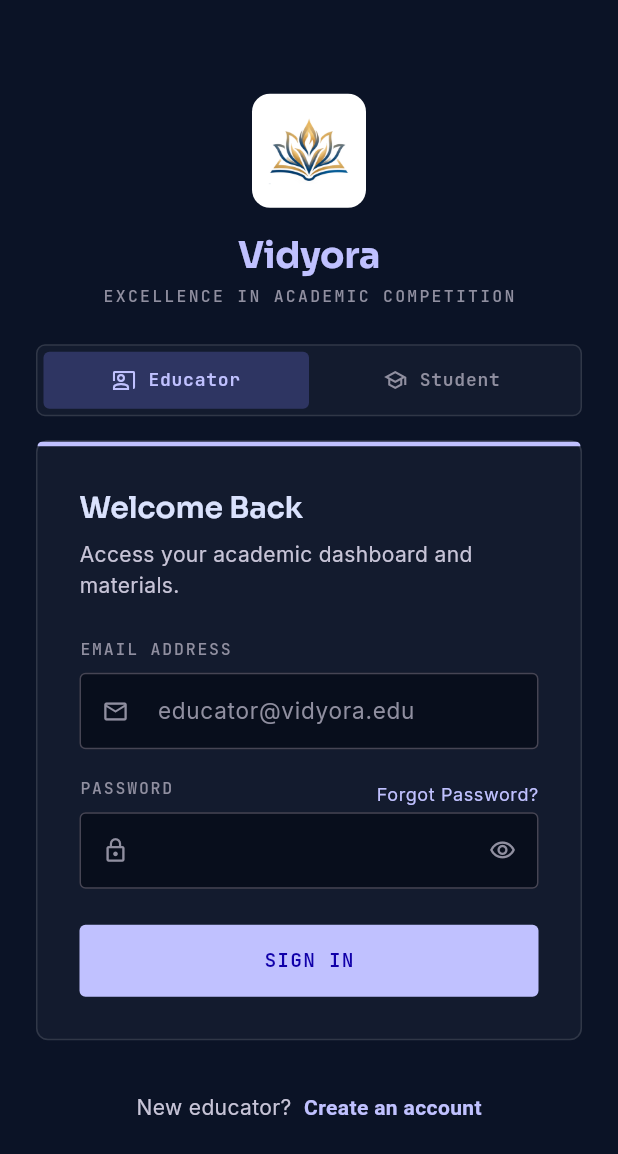
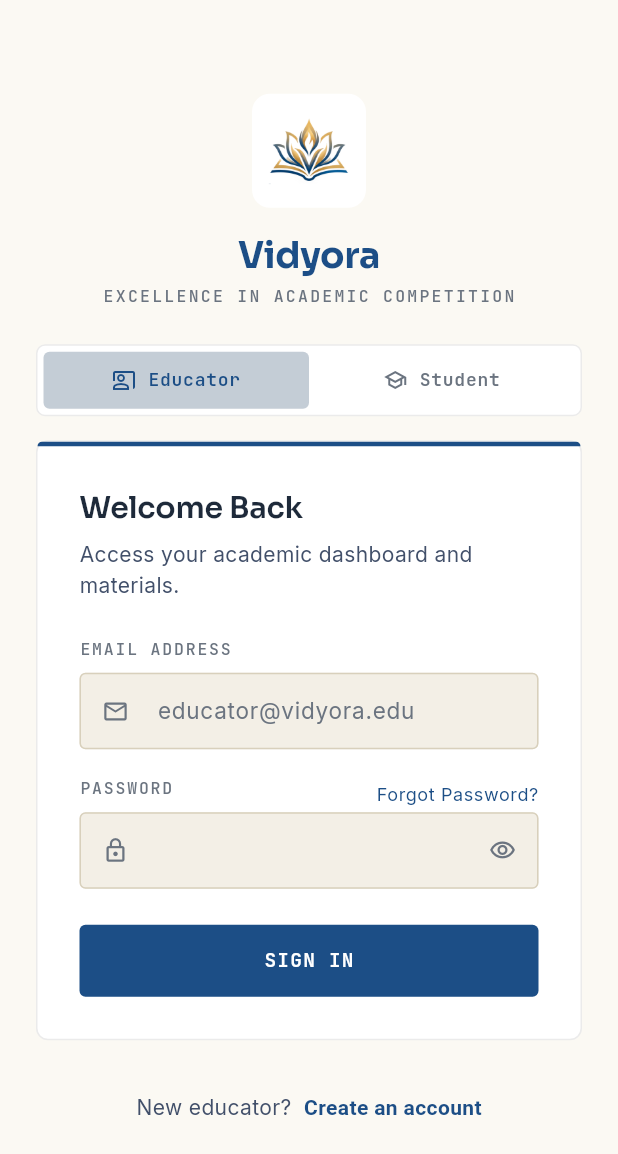
Before and after one commit to BharathMallesh/OlympiadPro, a Flutter app: the screen it shows after launch, on a phone screen of 412 x 824 dp. Shown: the top 1154 px of the screen. Run offline on Flutter 3.47's test engine with Material 3 defaults, Android fonts, the phone set to English and light mode, and no system bars; our stand-ins replace connectivity_plus, file_picker, flutter_secure_storage, go_router, google_fonts, image_picker and 1 more; missing offline and left inert: flutter_math_fork.

Commit message:
Mobile: re-theme to navy/cream/gold brand (light theme)
- Flip AppColors + ThemeData to light: cream content, white cards, dark navy
  ink, navy primary, gold accent, light borders
- Teacher shell sidebar/drawer -> navy with white logo lockup, white nav text,
  gold-highlighted active item, translucent profile chip
- Fix a hardcoded black graph-placeholder in the AI review screen

Verified on emulator: login, dashboard, and navy sidebar match the brand mockup.

Co-Authored-By: Claude Opus 4.8 <noreply@anthropic.com>

```diff
--- a/lib/app/theme.dart
+++ b/lib/app/theme.dart
@@ -4,45 +4,49 @@ import 'package:google_fonts/google_fonts.dart';
 /// Central design tokens derived from the Vidyora / MathKraft
 /// "Academic Dark" design system.
 class AppColors {
-  // Surfaces (Deep Space tonal layers)
-  static const background = Color(0xFF0B1326);
-  static const scaffold = Color(0xFF080E1C);
-  static const surface = Color(0xFF131B2E);
-  static const surfaceContainer = Color(0xFF171F33);
-  static const surfaceHigh = Color(0xFF222A3D);
-  static const surfaceHighest = Color(0xFF2D3449);
-  static const surfaceVariant = Color(0xFF2D3449);
+  // Vidyora brand: navy + gold on a cream/light surface.
+  static const navy = Color(0xFF14365A); // sidebar / deep brand
+  static const gold = Color(0xFFC9A24B); // brand accent
 
-  // Content
-  static const onSurface = Color(0xFFDAE2FD);
-  static const onSurfaceVariant = Color(0xFFC7C4D7);
-  static const muted = Color(0xFF908FA0);
+  // Surfaces (light, warm)
+  static const background = Color(0xFFFBF9F3); // app bars / elevated
+  static const scaffold = Color(0xFFF3EFE6); // page / content background
+  static const surface = Color(0xFFFFFFFF); // cards
+  static const surfaceContainer = Color(0xFFFAF6EC);
+  static const surfaceHigh = Color(0xFFF0EBDD);
+  static const surfaceHighest = Color(0xFFE8E2D2);
+  static const surfaceVariant = Color(0xFFEFEADD);
+
+  // Content (dark navy ink on light)
+  static const onSurface = Color(0xFF1E2A3A);
+  static const onSurfaceVariant = Color(0xFF42506A);
+  static const muted = Color(0xFF6B7480);
 
   // Brand accents
-  static const primary = Color(0xFFC0C1FF); // Indigo (light, on dark)
-  static const primaryStrong = Color(0xFF8083FF);
-  static const onPrimary = Color(0xFF1000A9);
-  static const primaryContainer = Color(0xFF1A237E);
+  static const primary = Color(0xFF1C4E86); // navy-blue (links/buttons/icons)
+  static const primaryStrong = Color(0xFF14365A);
+  static const onPrimary = Color(0xFFFFFFFF);
+  static const primaryContainer = Color(0xFFDCE6F4);
 
-  static const secondary = Color(0xFFFFB691); // Amber (actions/timers)
-  static const onSecondary = Color(0xFF552000);
-  static const secondaryStrong = Color(0xFFFF8A4C);
+  static const secondary = Color(0xFFB5851F); // gold (actions/timers)
+  static const onSecondary = Color(0xFFFFFFFF);
+  static const secondaryStrong = Color(0xFF9A6F12);
 
-  // Accent is amber (Indigo + Amber brand). The `teal` names are kept as
-  // aliases so existing usages flip to amber without touching 60 call sites.
-  static const teal = Color(0xFFFFB691);
-  static const tealStrong = Color(0xFFFF8A4C);
+  // Accent is gold. `teal` names kept as aliases so existing usages flip to
+  // gold without touching ~60 call sites.
+  static const teal = Color(0xFFB5851F);
+  static const tealStrong = Color(0xFF9A6F12);
 
-  static const success = Color(0xFF4EDEA3);
-  static const onSuccess = Color(0xFF003824);
+  static const success = Color(0xFF15924B);
+  static const onSuccess = Color(0xFFFFFFFF);
 
-  static const warning = Color(0xFFFFC107);
-  static const error = Color(0xFFFFB4AB);
-  static const errorStrong = Color(0xFFE11D48);
+  static const warning = Color(0xFFC77C0A);
+  static const error = Color(0xFFDC2626);
+  static const errorStrong = Color(0xFFB91C1C);
 
   // Lines
-  static const outline = Color(0x1FFFFFFF); // 12% white "ghost border"
-  static const outlineStrong = Color(0xFF464554);
+  static const outline = Color(0x14000000); // 8% black "ghost border"
+  static const outlineStrong = Color(0xFFD8D0BC);
 }
 
 class AppRadius {
@@ -63,7 +67,7 @@ class AppSpacing {
 
 class AppTheme {
   static ThemeData get dark {
-    final base = ThemeData.dark(useMaterial3: true);
+    final base = ThemeData.light(useMaterial3: true);
 
     // Geist isn't on Google Fonts; Sora is a close geometric STEM stand-in.
     TextStyle head(double size, FontWeight w, {double? lh, double ls = -0.2}) =>
@@ -94,20 +98,24 @@ class AppTheme {
 
     return base.copyWith(
       scaffoldBackgroundColor: AppColors.scaffold,
-      colorScheme: const ColorScheme.dark(
+      colorScheme: const ColorScheme.light(
         surface: AppColors.surface,
         primary: AppColors.primary,
         onPrimary: AppColors.onPrimary,
         secondary: AppColors.secondary,
         onSecondary: AppColors.onSecondary,
-        error: AppColors.errorStrong,
+        error: AppColors.error,
+        onError: Colors.white,
         onSurface: AppColors.onSurface,
       ),
       textTheme: textTheme,
       dividerColor: AppColors.outline,
       iconTheme: const IconThemeData(color: AppColors.onSurfaceVariant),
-      tooltipTheme: const TooltipThemeData(
-        decoration: BoxDecoration(color: AppColors.surfaceHighest),
+      tooltipTheme: TooltipThemeData(
+        decoration: BoxDecoration(
+            color: AppColors.navy,
+            borderRadius: BorderRadius.circular(AppRadius.md)),
+        textStyle: const TextStyle(color: Colors.white, fontSize: 12),
       ),
     );
   }
--- a/lib/screens/wizard/ai_review_screen.dart
+++ b/lib/screens/wizard/ai_review_screen.dart
@@ -381,7 +381,7 @@ class _QuestionCardState extends State<_QuestionCard> {
                     width: 150,
                     height: 100,
                     decoration: BoxDecoration(
-                      color: Colors.black,
+                      color: AppColors.surfaceHigh,
                       borderRadius: BorderRadius.circular(AppRadius.md),
                       border: Border.all(color: AppColors.outline),
                     ),
--- a/lib/widgets/app_shell.dart
+++ b/lib/widgets/app_shell.dart
@@ -51,7 +51,7 @@ class AppShell extends StatelessWidget {
       child: Scaffold(
       backgroundColor: AppColors.scaffold,
       drawer: wide ? null : Drawer(
-        backgroundColor: AppColors.surface,
+        backgroundColor: AppColors.navy,
         child: SafeArea(child: _Sidebar(currentRoute: currentRoute, brand: brand)),
       ),
       appBar: wide
@@ -75,7 +75,7 @@ class AppShell extends StatelessWidget {
             SizedBox(
               width: 248,
               child: Material(
-                color: AppColors.surface,
+                color: AppColors.navy,
                 child: _Sidebar(currentRoute: currentRoute, brand: brand),
               ),
             ),
@@ -141,7 +141,8 @@ class _Sidebar extends StatelessWidget {
               const SizedBox(width: 10),
               Text(brand,
                   style: Theme.of(context).textTheme.titleLarge?.copyWith(
-                      color: AppColors.primary, fontWeight: FontWeight.w700)),
+                      color: Colors.white, fontWeight: FontWeight.w700,
+                      letterSpacing: 1.5)),
             ]),
           ),
           // Profile chip
@@ -149,9 +150,9 @@ class _Sidebar extends StatelessWidget {
             margin: const EdgeInsets.fromLTRB(12, 8, 12, 16),
             padding: const EdgeInsets.all(10),
             decoration: BoxDecoration(
-              color: AppColors.surfaceContainer,
+              color: Colors.white.withValues(alpha: 0.08),
               borderRadius: BorderRadius.circular(AppRadius.lg),
-              border: Border.all(color: AppColors.outline),
+              border: Border.all(color: Colors.white.withValues(alpha: 0.12)),
             ),
             child: Row(children: [
               InitialsAvatar(api.displayName ?? 'Educator', size: 38),
@@ -159,11 +160,13 @@ class _Sidebar extends StatelessWidget {
               Expanded(
                 child: Column(crossAxisAlignment: CrossAxisAlignment.start, children: [
                   Text(api.displayName ?? 'Educator',
-                      style: Theme.of(context).textTheme.bodyMedium?.copyWith(
-                          color: AppColors.onSurface, fontWeight: FontWeight.w600),
+                      style: const TextStyle(
+                          color: Colors.white, fontWeight: FontWeight.w600,
+                          fontSize: 14),
                       overflow: TextOverflow.ellipsis),
                   Text(api.displaySubtitle ?? 'Educator',
-                      style: AppTheme.mono(10, FontWeight.w500, ls: 0.5),
+                      style: AppTheme.mono(10, FontWeight.w500, ls: 0.5,
+                          color: Colors.white70),
                       overflow: TextOverflow.ellipsis),
                 ]),
               ),
@@ -200,7 +203,7 @@ class _NavTile extends StatelessWidget {
     return Padding(
       padding: const EdgeInsets.symmetric(vertical: 3),
       child: Material(
-        color: selected ? AppColors.primaryStrong.withValues(alpha: 0.18) : Colors.transparent,
+        color: selected ? Colors.white.withValues(alpha: 0.14) : Colors.transparent,
         borderRadius: BorderRadius.circular(AppRadius.md),
         child: InkWell(
           borderRadius: BorderRadius.circular(AppRadius.md),
@@ -215,12 +218,12 @@ class _NavTile extends StatelessWidget {
             child: Row(children: [
               Icon(dest.icon,
                   size: 20,
-                  color: selected ? AppColors.primary : AppColors.onSurfaceVariant),
+                  color: selected ? AppColors.gold : Colors.white70),
               const SizedBox(width: 12),
               Text(dest.label,
                   style: TextStyle(
                     fontSize: 14,
-                    color: selected ? AppColors.primary : AppColors.onSurfaceVariant,
+                    color: selected ? Colors.white : Colors.white70,
                     fontWeight: selected ? FontWeight.w600 : FontWeight.w400,
                   )),
             ]),
```
